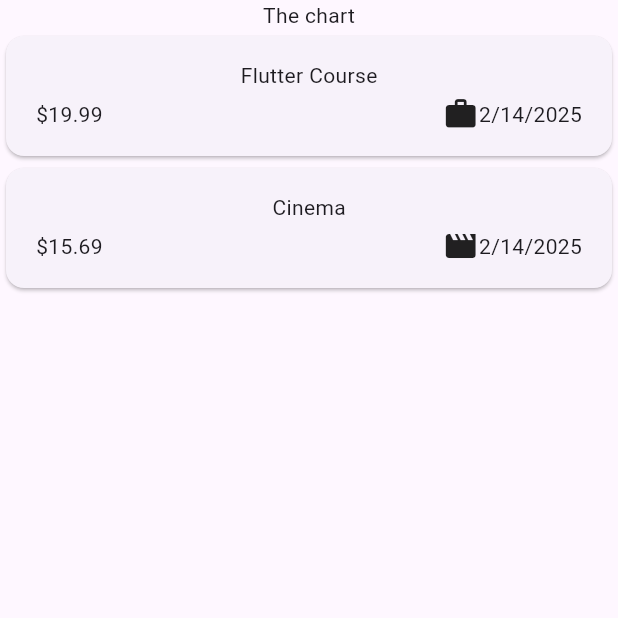
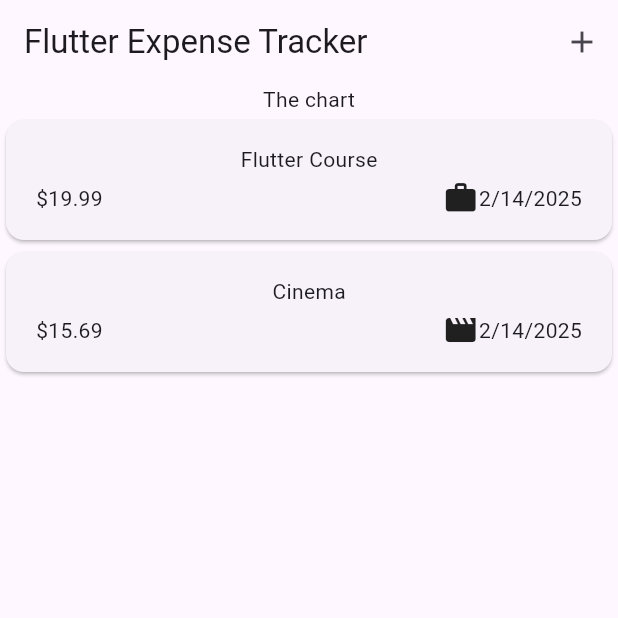
Before and after one commit to alexquesad/expense_tracker, a Flutter app: the screen it shows after launch, on a phone screen of 412 x 824 dp, the top half of it. Run offline on Flutter 3.47's test engine with Material 3 defaults, Android fonts, the phone set to English and light mode, and no system bars.

Commit message:
Settled AppBar with title and actions

```diff
--- a/lib/widgets/expenses.dart
+++ b/lib/widgets/expenses.dart
@@ -30,6 +30,15 @@ class _ExpensesState extends State<Expenses> {
   @override
   Widget build(BuildContext context) {
     return Scaffold(
+      appBar: AppBar(
+        title: Text('Flutter Expense Tracker'),
+        actions: [
+          IconButton(
+            onPressed: () {},
+            icon: Icon(Icons.add),
+          )
+        ],
+      ),
       body: Column(
         children: [
           const Text('The chart'),
```
